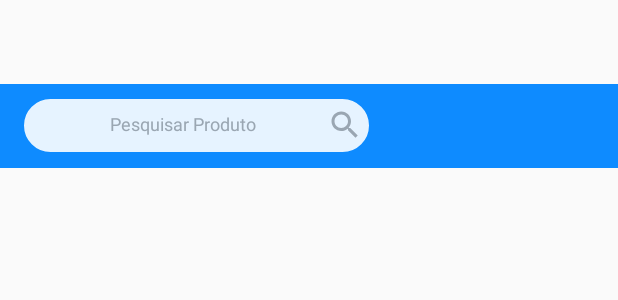
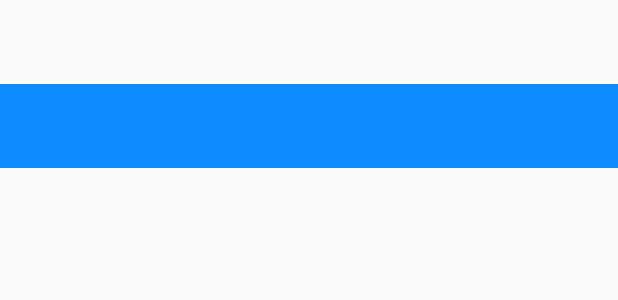
Before and after one commit to michellymenezes/pechincha, an Android app: the layout activity_main.xml on its own in the app's theme, with its tools: preview values and no code run, on a phone screen of 412 x 824 dp. Shown: the top 300 px of the screen. Run offline under Robolectric (Android 15) with nearby library versions, the phone set to English and light mode, and no system bars.

Commit message:
Mudando visibilidade de componentes das telas

```diff
--- a/app/src/main/java/com/projeto1/projeto1/endpoints/HerokuPostProductsTask.java
+++ b/app/src/main/java/com/projeto1/projeto1/endpoints/HerokuPostProductsTask.java
@@ -52,7 +52,7 @@ public class HerokuPostProductsTask extends AsyncTask<Void, Void, Boolean> {
 
         URL url;
         try {
-            String parameters = "_id=" + id + "&__v=" + v;
+            //String parameters = "_id=" + id + "&__v=" + v;
             url = new URL(ENDPOINT_ADDRESS);
 
             HttpURLConnection conn = (HttpURLConnection) url.openConnection();
@@ -60,7 +60,7 @@ public class HerokuPostProductsTask extends AsyncTask<Void, Void, Boolean> {
 
             OutputStream os = conn.getOutputStream();
             BufferedWriter writer = new BufferedWriter(new OutputStreamWriter(os, "UTF-8"));
-            writer.write(parameters);
+            //writer.write(parameters);
             writer.flush();
             writer.close();
             os.close();
--- a/app/src/main/res/layout/activity_main.xml
+++ b/app/src/main/res/layout/activity_main.xml
@@ -16,6 +16,7 @@
 
 
     <android.support.design.widget.AppBarLayout
+        android:id="@+id/app_bar_layout"
         android:layout_width="match_parent"
         android:layout_height="wrap_content"
         android:theme="@style/AppTheme.AppBarOverlay">
@@ -35,7 +36,8 @@
                 android:gravity="bottom"
                 android:paddingLeft="5dp"
                 android:layout_height="35dp"
-                android:id="@+id/search_bar_container">
+                android:id="@+id/search_bar_container"
+                android:visibility="gone">
 
                 <EditText
                     android:id="@+id/search_bar"
--- a/app/src/main/res/layout/category_item.xml
+++ b/app/src/main/res/layout/category_item.xml
@@ -18,6 +18,7 @@
         android:textSize="12dp"
         android:paddingRight="5dp"
         android:paddingLeft="5dp"
-        android:background="@drawable/rounded_bg_category"/>
+        android:background="@drawable/rounded_bg_category"
+        android:visibility="gone"/>
 
 </LinearLayout>
--- a/app/src/main/res/layout/fragment_login.xml
+++ b/app/src/main/res/layout/fragment_login.xml
@@ -21,7 +21,9 @@
             app:tabIndicatorHeight="5dp"
             app:tabMode="fixed"
             app:tabSelectedTextColor="@color/colorPrimary"
-            app:tabTextColor="@android:color/white">
+            app:tabTextColor="@android:color/white"
+            android:visibility="gone"
+            >
 
         </android.support.design.widget.TabLayout>
 
--- a/app/src/main/res/menu/menu_main.xml
+++ b/app/src/main/res/menu/menu_main.xml
@@ -14,6 +14,6 @@
 
     <item  android:id="@+id/logout_button"
         android:icon="@drawable/ic_logout"
-        android:title="Favorites"
+        android:title="Sair"
         app:showAsAction="ifRoom"/>
 </menu>
--- a/build.gradle
+++ b/build.gradle
@@ -6,7 +6,7 @@ buildscript {
     }
 
     dependencies {
-        classpath 'com.android.tools.build:gradle:2.3.2'
+        classpath 'com.android.tools.build:gradle:2.3.3'
 
 
         // NOTE: Do not place your application dependencies here; they belong
```
Also changed, not shown: app/src/main/java/com/projeto1/projeto1/MainActivity.java (+13 -2 lines), app/src/main/res/layout/fragment_main.xml (+5 -2 lines).
